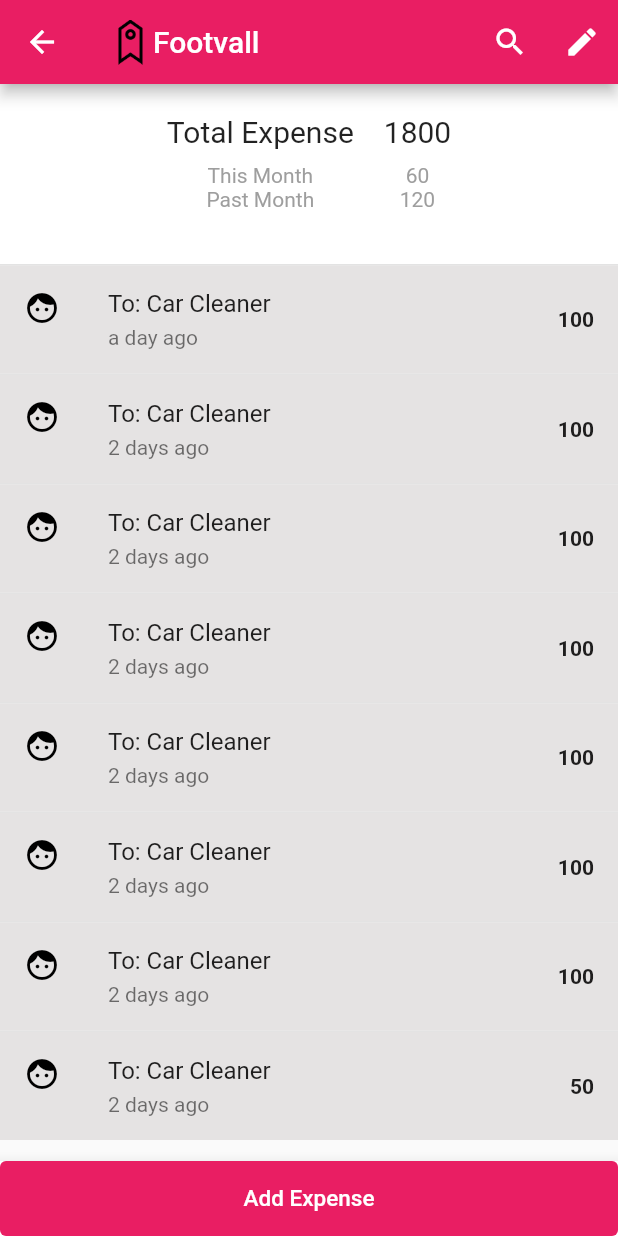
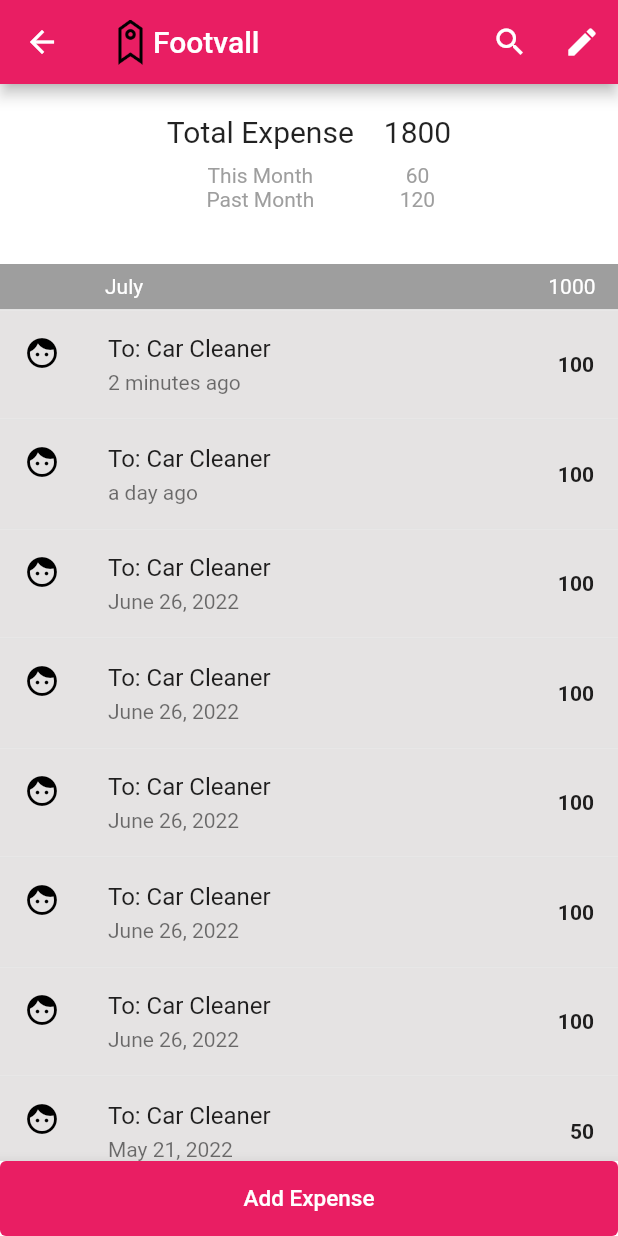
Before and after one commit to tamraj-kilvish/kilvish, a Flutter app: the screen it shows after launch, on a phone screen of 412 x 824 dp. Run offline on Flutter 3.47's test engine with Material 2 defaults, Android fonts, the phone set to English and light mode, and no system bars; our stand-ins replace jiffy.

Commit message:
month sub-header working fine

```diff
--- a/lib/common_widgets.dart
+++ b/lib/common_widgets.dart
@@ -40,7 +40,11 @@ Widget appBarEdit(Function()? onPressedAction) {
 }
 
 String relativeTimeFromNow(DateTime d) {
-  return Jiffy(d).fromNow();
+  if (DateTime.now().difference(d) < const Duration(days: 2)) {
+    return Jiffy(d).fromNow();
+  } else {
+    return Jiffy(d).yMMMMd;
+  }
 }
 
 Widget renderMainBottomButton(String text, Function()? onPressed) {
--- a/lib/detail_screen.dart
+++ b/lib/detail_screen.dart
@@ -2,6 +2,7 @@ import 'package:flutter/material.dart';
 import 'models.dart';
 import 'style.dart';
 import 'common_widgets.dart';
+import 'dart:math';
 
 class TagDetailPage extends StatefulWidget {
   final String title;
@@ -14,10 +15,14 @@ class TagDetailPage extends StatefulWidget {
 
 class _TagDetailState extends State<TagDetailPage> {
   late List<Expense> _expenses;
+  final ScrollController _scrollController = ScrollController();
 
   @override
   void initState() {
     super.initState();
+    _scrollController.addListener(() {
+      print(_scrollController.offset); // <-- This is it.
+    });
     // TODO - subscribe to changes/updates
     // TODO - build list of Expenses from local DB
     //pseudo code - get the tag from the id & get all expenses of the tag order by transaction date desc
@@ -25,6 +30,12 @@ class _TagDetailState extends State<TagDetailPage> {
     _expenses = [
       Expense(
         fromUid: 'Ashish',
+        toUid: 'Car Cleaner',
+        timeOfTransaction: DateTime.now().subtract(const Duration(minutes: 2)),
+        amount: 100,
+      ),
+      Expense(
+        fromUid: 'Lakshmi',
         toUid: 'Car Cleaner',
         timeOfTransaction: DateTime.now().subtract(const Duration(days: 1)),
         amount: 100,
@@ -62,16 +73,16 @@ class _TagDetailState extends State<TagDetailPage> {
       Expense(
         fromUid: 'Lakshmi',
         toUid: 'Car Cleaner',
-        timeOfTransaction: DateTime.now().subtract(const Duration(days: 2)),
-        amount: 100,
-      ),
-      Expense(
-        fromUid: 'Lakshmi',
-        toUid: 'Car Cleaner',
-        timeOfTransaction: DateTime.now().subtract(const Duration(days: 2)),
+        timeOfTransaction: DateTime.now().subtract(const Duration(days: 38)),
         amount: 50,
       ),
     ];
+  }
+
+  @override
+  void dispose() {
+    _scrollController.dispose();
+    super.dispose();
   }
 
   @override
@@ -87,6 +98,7 @@ class _TagDetailState extends State<TagDetailPage> {
         ],
       ),
       body: CustomScrollView(
+        controller: _scrollController,
         slivers: [
           SliverAppBar(
             pinned: true,
@@ -95,83 +107,10 @@ class _TagDetailState extends State<TagDetailPage> {
             expandedHeight: 120.0,
             backgroundColor: Colors.white,
             flexibleSpace: SingleChildScrollView(
-              child: Container(
-                margin: const EdgeInsets.only(top: 20, bottom: 20),
-                child:
-                    Row(mainAxisAlignment: MainAxisAlignment.center, children: [
-                  Container(
-                    margin: const EdgeInsets.only(right: 20),
-                    child: Column(
-                      children: [
-                        Container(
-                          margin: const EdgeInsets.only(bottom: 10),
-                          child: const Text("Total Expense",
-                              style: TextStyle(fontSize: 20.0)),
-                        ),
-                        const Text(
-                          "This Month",
-                          style: textStyleInactive,
-                        ),
-                        const Text("Past Month", style: textStyleInactive),
-                      ],
-                    ),
-                  ),
-                  Column(
-                    children: [
-                      Container(
-                        margin: const EdgeInsets.only(bottom: 10),
-                        child: const Text("1800",
-                            style: TextStyle(fontSize: 20.0)),
-                      ),
-                      const Text("60", style: textStyleInactive),
-                      const Text("120", style: textStyleInactive),
-                    ],
-                  ),
-                ]),
-              ),
+              child: renderTotalExpenseHeader(),
             ),
           ),
-          /*Container(
-              margin: const EdgeInsets.only(top: 20, bottom: 20),
-              child: Row(mainAxisSize: MainAxisSize.min, children: [
-                Container(
-                  margin: const EdgeInsets.only(right: 20),
-                  child: Column(
-                    children: [
-                      Container(
-                        margin: const EdgeInsets.only(bottom: 10),
-                        child: const Text("Total Expense",
-                            style: TextStyle(fontSize: 20.0)),
-                      ),
-                      const Text(
-                        "This Month",
-                        style: textStyleInactive,
-                      ),
-                      const Text("Past Month", style: textStyleInactive),
-                    ],
-                  ),
-                ),
-                Column(
-                  children: [
-                    Container(
-                      margin: const EdgeInsets.only(bottom: 10),
-                      child:
-                          const Text("1800", style: TextStyle(fontSize: 20.0)),
-                    ),
-                    const Text("60", style: textStyleInactive),
-                    const Text("120", style: textStyleInactive),
-                  ],
-                ),
-              ]),
-            ),
-            Expanded(
-              child:
-            ListView.separated(
-              separatorBuilder: (context, index) {
-                return const Divider(height: 1);
-              },
-              itemCount: _expenses.length,
-              itemBuilder: (context, index) {*/
+          monthAggregate("July", 1000),
           SliverList(
             delegate:
                 SliverChildBuilderDelegate((BuildContext context, int index) {
@@ -208,4 +147,88 @@ class _TagDetailState extends State<TagDetailPage> {
       ),
     );
   }
+
+  Widget renderTotalExpenseHeader() {
+    return Container(
+      margin: const EdgeInsets.only(top: 20, bottom: 20),
+      child: Row(mainAxisAlignment: MainAxisAlignment.center, children: [
+        Container(
+          margin: const EdgeInsets.only(right: 20),
+          child: Column(
+            children: [
+              Container(
+                margin: const EdgeInsets.only(bottom: 10),
+                child: const Text("Total Expense",
+                    style: TextStyle(fontSize: 20.0)),
+              ),
+              const Text(
+                "This Month",
+                style: textStyleInactive,
+              ),
+              const Text("Past Month", style: textStyleInactive),
+            ],
+          ),
+        ),
+        Column(
+          children: [
+            Container(
+              margin: const EdgeInsets.only(bottom: 10),
+              child: const Text("1800", style: TextStyle(fontSize: 20.0)),
+            ),
+            const Text("60", style: textStyleInactive),
+            const Text("120", style: textStyleInactive),
+          ],
+        ),
+      ]),
+    );
+  }
+
+  SliverPersistentHeader monthAggregate(String month, int aggregate) {
+    return SliverPersistentHeader(
+      pinned: true,
+      delegate: _SliverAppBarDelegate(
+        minHeight: 30.0,
+        maxHeight: 30.0,
+        child: Container(
+          color: inactiveColor,
+          child: Container(
+            margin: const EdgeInsets.only(left: 70, right: 15),
+            child: Row(children: [
+              Expanded(
+                  child:
+                      Text(month, style: const TextStyle(color: Colors.white))),
+              Text("$aggregate", style: const TextStyle(color: Colors.white)),
+            ]),
+          ),
+        ),
+      ),
+    );
+  }
 }
+
+class _SliverAppBarDelegate extends SliverPersistentHeaderDelegate {
+  _SliverAppBarDelegate({
+    required this.minHeight,
+    required this.maxHeight,
+    required this.child,
+  });
+  final double minHeight;
+  final double maxHeight;
+  final Widget child;
+  @override
+  double get minExtent => minHeight;
+  @override
+  double get maxExtent => max(maxHeight, minHeight);
+  @override
+  Widget build(
+      BuildContext context, double shrinkOffset, bool overlapsContent) {
+    return SizedBox.expand(child: child);
+  }
+
+  @override
+  bool shouldRebuild(_SliverAppBarDelegate oldDelegate) {
+    return maxHeight != oldDelegate.maxHeight ||
+        minHeight != oldDelegate.minHeight ||
+        child != oldDelegate.child;
+  }
+}
```
